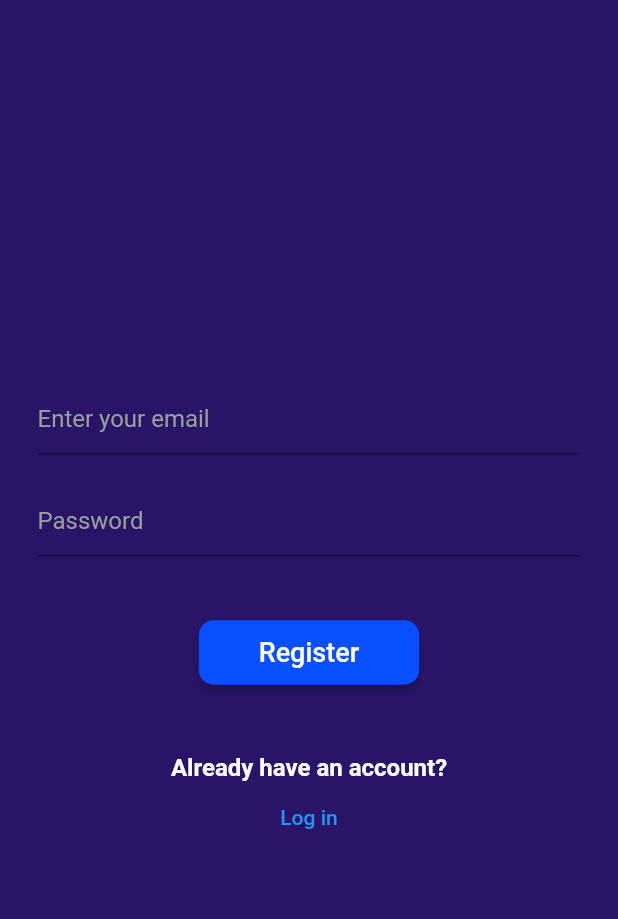
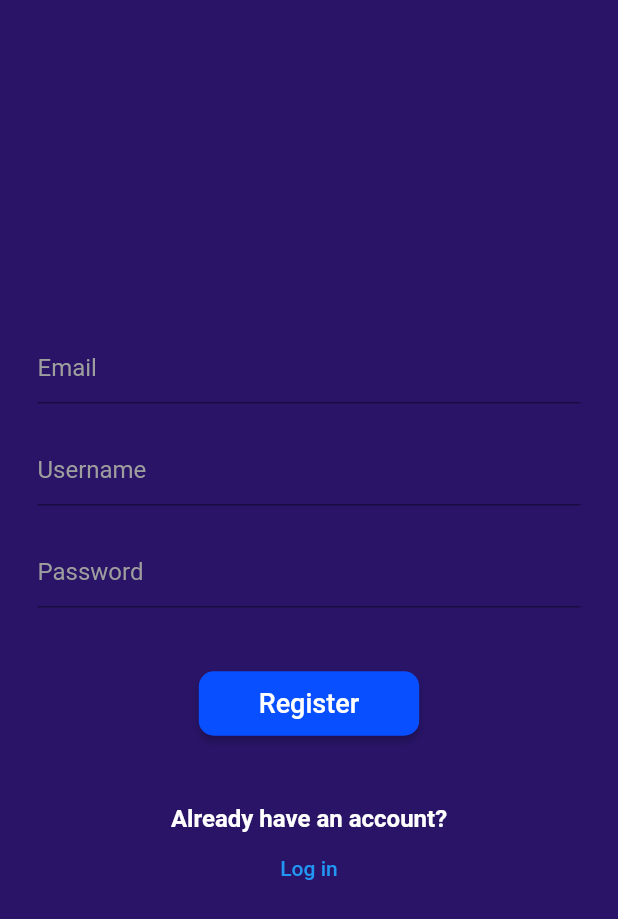
Before and after one commit to Khongchai/21-day-sleep-journey-challenge, a Flutter app: the screen it shows after launch, after a tap on "Create an account", on a phone screen of 412 x 824 dp. Shown: the top 919 px of the screen. Run offline on Flutter 3.47's test engine with Material 2 defaults, Android fonts, the phone set to English and light mode, and no system bars; our stand-ins replace firebase_auth, firebase_core; accounts and stored records are empty.

Commit message:
cleaned up some code, logout login finished

```diff
--- a/lib/global_state/authentication_state.dart
+++ b/lib/global_state/authentication_state.dart
@@ -1,12 +1,29 @@
+import 'package:firebase_auth/firebase_auth.dart';
+import 'package:firebase_core/firebase_core.dart';
 import 'package:flutter/cupertino.dart';
-import 'package:yawwn/pages/authentication/login_state_enum.dart';
+import 'package:yawwn/widgets/authentication/login_state_enum.dart';
 
 class AuthenticationState extends ChangeNotifier {
   AuthenticationState() {
-/*
     init();
-*/
   }
+
+  Future<void> init() async {
+    await Firebase.initializeApp();
+
+    FirebaseAuth.instance.userChanges().listen((user) {
+      if (user != null) {
+        _currentUser = user;
+        _loginState = ApplicationLoginState.loggedIn;
+      } else {
+        _loginState = ApplicationLoginState.showingLoginPage;
+      }
+      notifyListeners();
+    });
+  }
+
+  User? _currentUser;
+  User? get currentUser => _currentUser;
 
   ApplicationLoginState _loginState = ApplicationLoginState.showingLoginPage;
   ApplicationLoginState get loginState => _loginState;
@@ -20,4 +37,36 @@ class AuthenticationState extends ChangeNotifier {
     _loginState = ApplicationLoginState.showingLoginPage;
     notifyListeners();
   }
+
+  void registerAccount(String email, String username, String password,
+      void Function(FirebaseAuthException e) errorCallback) async {
+    try {
+      var credential = await FirebaseAuth.instance
+          .createUserWithEmailAndPassword(email: email, password: password);
+      await credential.user!.updateDisplayName(username);
+    } on FirebaseAuthException catch (e) {
+      errorCallback(e);
+    }
+  }
+
+  void signInWithEmailAndPassword(
+    String email,
+    String password,
+    void Function(FirebaseAuthException e) errorCallback,
+  ) async {
+    try {
+      await FirebaseAuth.instance.signInWithEmailAndPassword(
+        email: email,
+        password: password,
+      );
+    } on FirebaseAuthException catch (e) {
+      errorCallback(e);
+    }
+  }
+
+  void signOut(BuildContext context) {
+    FirebaseAuth.instance.signOut();
+    Navigator.pushNamedAndRemoveUntil(
+        context, "/", (Route<dynamic> route) => false);
+  }
 }
--- a/lib/main.dart
+++ b/lib/main.dart
@@ -4,6 +4,7 @@ import 'package:yawwn/pages/authentication/authentication.dart';
 import 'package:yawwn/pages/homepage.dart';
 import 'package:yawwn/pages/instructions.dart';
 import 'package:yawwn/pages/progress.dart';
+import 'package:yawwn/widgets/authentication/login_state_enum.dart';
 
 import 'global_state/authentication_state.dart';
 
@@ -44,15 +45,22 @@ class MyApp extends StatelessWidget {
             backgroundColor: const Color(0xFF291467)),
         initialRoute: Authentication.route,
         routes: {
-          MyHomePage.route: (context) => const MyHomePage(),
           Instructions.route: (context) => const Instructions(),
           Progress.route: (context) => const Progress(),
           Authentication.route: (context) => Consumer<AuthenticationState>(
-              builder: (context, authState, _) => Authentication(
-                    loginState: authState.loginState,
-                    startLogin: authState.startLogin,
-                    startRegister: authState.startRegister,
-                  ))
+              builder: (context, authState, _) =>
+                  authState.loginState != ApplicationLoginState.loggedIn
+                      ? Authentication(
+                          loginState: authState.loginState,
+                          startLogin: authState.startLogin,
+                          startRegister: authState.startRegister,
+                          registerAccount: authState.registerAccount,
+                          signInWithEmailAndPassword:
+                              authState.signInWithEmailAndPassword,
+                        )
+                      : MyHomePage(
+                          currentUser: authState.currentUser!,
+                        ))
         });
   }
 }
--- a/lib/pages/authentication/authentication.dart
+++ b/lib/pages/authentication/authentication.dart
@@ -1,9 +1,9 @@
 import "package:flutter/material.dart";
-import 'package:yawwn/pages/authentication/login_form.dart';
-import 'package:yawwn/pages/authentication/register_form.dart';
+import 'package:yawwn/widgets/authentication/login_form.dart';
+import 'package:yawwn/widgets/authentication/register_form.dart';
 import 'package:yawwn/widgets/stack_container.dart';
 
-import 'login_state_enum.dart';
+import '../../widgets/authentication/login_state_enum.dart';
 
 class Authentication extends StatelessWidget {
   static const route = "/";
@@ -11,11 +11,6 @@ class Authentication extends StatelessWidget {
   final ApplicationLoginState loginState;
   final VoidCallback startRegister;
   final VoidCallback startLogin;
-/*  final String? email;
-  final void Function(
-    String email,
-    void Function(Exception e) error,
-  ) verifyEmail;
   final void Function(
     String email,
     String password,
@@ -27,12 +22,13 @@ class Authentication extends StatelessWidget {
     String password,
     void Function(Exception e) error,
   ) registerAccount;
-  final void Function() signOut;*/
 
   Authentication({
     required this.loginState,
     required this.startRegister,
     required this.startLogin,
+    required this.signInWithEmailAndPassword,
+    required this.registerAccount,
   });
 
   @override
@@ -43,63 +39,22 @@ class Authentication extends StatelessWidget {
           body: StackContainer(
             children: [
               LogInForm(
-                startRegister: startRegister,
-              )
+                  startRegister: startRegister,
+                  signInWithEmailAndPassword: signInWithEmailAndPassword)
             ],
           ),
         );
       case ApplicationLoginState.showingRegisterPage:
         return Scaffold(
           body: StackContainer(
-            children: [RegisterForm(startLogin: startLogin)],
+            children: [
+              RegisterForm(
+                startLogin: startLogin,
+                registerAccount: registerAccount,
+              )
+            ],
           ),
         );
-
-      /* case ApplicationLoginState.emailAddress:
-        return EmailForm(
-            callback: (email) => verifyEmail(
-                email, (e) => _showErrorDialog(context, 'Invalid email', e)));
-      case ApplicationLoginState.password:
-        return PasswordForm(
-          email: email!,
-          login: (email, password) {
-            signInWithEmailAndPassword(email, password,
-                (e) => _showErrorDialog(context, 'Failed to sign in', e));
-          },
-        );
-      case ApplicationLoginState.register:
-        return RegisterForm(
-          email: email!,
-          cancel: () {
-            cancelRegistration();
-          },
-          registerAccount: (
-            email,
-            displayName,
-            password,
-          ) {
-            registerAccount(
-                email,
-                displayName,
-                password,
-                (e) =>
-                    _showErrorDialog(context, 'Failed to create account', e));
-          },
-        );
-      case ApplicationLoginState.loggedIn:
-        return Row(
-          children: [
-            Padding(
-              padding: const EdgeInsets.only(left: 24, bottom: 8),
-              child: StyledButton(
-                onPressed: () {
-                  signOut();
-                },
-                child: const Text('LOGOUT'),
-              ),
-            ),
-          ],
-        );*/
       default:
         return Row(
           children: const [
--- a/lib/pages/authentication/email_field.dart
+++ /dev/null
@@ -1,23 +0,0 @@
-import "package:flutter/material.dart";
-
-class EmailField extends StatelessWidget {
-  final TextEditingController controller;
-
-  const EmailField(this.controller, {Key? key}) : super(key: key);
-
-  @override
-  Widget build(BuildContext context) {
-    return TextFormField(
-        controller: controller,
-        style: const TextStyle(color: Colors.white),
-        decoration: const InputDecoration(
-            hintText: "Enter your email",
-            hintStyle: TextStyle(color: Colors.grey)),
-        validator: (value) {
-          if (value!.isEmpty) {
-            return "Enter your email address to continue";
-          }
-          return null;
-        });
-  }
-}
--- a/lib/pages/authentication/login_form.dart
+++ /dev/null
@@ -1,41 +0,0 @@
-import "package:flutter/material.dart";
-import 'package:yawwn/pages/authentication/password_field.dart';
-
-import 'email_field.dart';
-import 'form_button.dart';
-
-class LogInForm extends StatefulWidget {
-  final VoidCallback startRegister;
-
-  const LogInForm({required this.startRegister, Key? key}) : super(key: key);
-
-  @override
-  State<LogInForm> createState() => _LogInFormState();
-}
-
-class _LogInFormState extends State<LogInForm> {
-  final _formKey = GlobalKey<FormState>();
-  final _emailController = TextEditingController();
-  final _passwordController = TextEditingController();
-
-  @override
-  Widget build(BuildContext context) {
-    return SizedBox(
-      height: 1 / 0,
-      child: Form(
-          key: _formKey,
-          child: Column(mainAxisAlignment: MainAxisAlignment.center, children: [
-            EmailField(_emailController),
-            const SizedBox(height: 20),
-            PasswordField(_passwordController),
-            const SizedBox(height: 50),
-            FormButton("LOG IN", () => print("Login button clicked")),
-            const SizedBox(height: 50),
-            const Text("Don't have an account yet?"),
-            TextButton(
-                onPressed: widget.startRegister,
-                child: const Text("Create an account")),
-          ])),
-    );
-  }
-}
--- a/lib/pages/authentication/password_field.dart
+++ /dev/null
@@ -1,23 +0,0 @@
-import "package:flutter/material.dart";
-
-class PasswordField extends StatelessWidget {
-  final TextEditingController controller;
-
-  const PasswordField(this.controller, {Key? key}) : super(key: key);
-
-  @override
-  Widget build(BuildContext context) {
-    return TextFormField(
-        controller: controller,
-        style: const TextStyle(color: Colors.white),
-        obscureText: true,
-        decoration: const InputDecoration(
-            hintText: "Password", hintStyle: TextStyle(color: Colors.grey)),
-        validator: (value) {
-          if (value!.isEmpty) {
-            return "Enter your password to continue";
-          }
-          return null;
-        });
-  }
-}
--- a/lib/pages/authentication/register_form.dart
+++ /dev/null
@@ -1,40 +0,0 @@
-import "package:flutter/material.dart";
-import 'package:yawwn/pages/authentication/password_field.dart';
-
-import 'email_field.dart';
-import 'form_button.dart';
-
-class RegisterForm extends StatefulWidget {
-  final VoidCallback startLogin;
-
-  const RegisterForm({required this.startLogin, Key? key}) : super(key: key);
-
-  @override
-  State<RegisterForm> createState() => _RegisterFormState();
-}
-
-class _RegisterFormState extends State<RegisterForm> {
-  final _formKey = GlobalKey<FormState>();
-  final _emailController = TextEditingController();
-  final _passwordController = TextEditingController();
-
-  @override
-  Widget build(BuildContext context) {
-    return SizedBox(
-      height: 1 / 0,
-      child: Form(
-          key: _formKey,
-          child: Column(mainAxisAlignment: MainAxisAlignment.center, children: [
-            EmailField(_emailController),
-            const SizedBox(height: 20),
-            PasswordField(_passwordController),
-            const SizedBox(height: 40),
-            FormButton("Register", () => widget.startLogin()),
-            const SizedBox(height: 40),
-            const Text("Already have an account?"),
-            TextButton(
-                onPressed: widget.startLogin, child: const Text("Log in")),
-          ])),
-    );
-  }
-}
--- /dev/null
+++ b/lib/widgets/authentication/field.dart
@@ -0,0 +1,32 @@
+import "package:flutter/material.dart";
+
+class Field extends StatelessWidget {
+  final TextEditingController controller;
+  final String errorTextWhenEmpty;
+  final String hintText;
+  final bool? obscureText;
+
+  const Field(
+      {required this.controller,
+      required this.errorTextWhenEmpty,
+      required this.hintText,
+      this.obscureText,
+      Key? key})
+      : super(key: key);
+
+  @override
+  Widget build(BuildContext context) {
+    return TextFormField(
+        controller: controller,
+        obscureText: obscureText ?? false,
+        style: const TextStyle(color: Colors.white),
+        decoration: InputDecoration(
+            hintText: hintText, hintStyle: const TextStyle(color: Colors.grey)),
+        validator: (value) {
+          if (value!.isEmpty) {
+            return errorTextWhenEmpty;
+          }
+          return null;
+        });
+  }
+}
--- /dev/null
+++ b/lib/widgets/authentication/login_form.dart
@@ -0,0 +1,65 @@
+import "package:flutter/material.dart";
+import 'package:yawwn/utils/show_single_button_dialog.dart';
+
+import 'field.dart';
+import 'form_button.dart';
+
+class LogInForm extends StatefulWidget {
+  final VoidCallback startRegister;
+  final void Function(
+    String email,
+    String password,
+    void Function(Exception e) error,
+  ) signInWithEmailAndPassword;
+
+  const LogInForm(
+      {required this.signInWithEmailAndPassword,
+      required this.startRegister,
+      Key? key})
+      : super(key: key);
+
+  @override
+  State<LogInForm> createState() => _LogInFormState();
+}
+
+class _LogInFormState extends State<LogInForm> {
+  final _formKey = GlobalKey<FormState>();
+  final _emailController = TextEditingController();
+  final _passwordController = TextEditingController();
+
+  @override
+  Widget build(BuildContext context) {
+    return SizedBox(
+      height: 1 / 0,
+      child: Form(
+          key: _formKey,
+          child: Column(mainAxisAlignment: MainAxisAlignment.center, children: [
+            Field(
+              controller: _emailController,
+              errorTextWhenEmpty: "Email required",
+              hintText: "Email",
+            ),
+            const SizedBox(height: 20),
+            Field(
+              controller: _passwordController,
+              errorTextWhenEmpty: "Password required",
+              hintText: "Password",
+              obscureText: true,
+            ),
+            const SizedBox(height: 40),
+            FormButton(
+                "LOG IN",
+                () => widget.signInWithEmailAndPassword(
+                    _emailController.text,
+                    _passwordController.text,
+                    (e) =>
+                        showSingleButtonDialog(context, "sign in failed", e))),
+            const SizedBox(height: 50),
+            const Text("Don't have an account yet?"),
+            TextButton(
+                onPressed: widget.startRegister,
+                child: const Text("Create an account")),
+          ])),
+    );
+  }
+}
--- /dev/null
+++ b/lib/widgets/authentication/register_form.dart
@@ -0,0 +1,105 @@
+import "package:flutter/material.dart";
+
+import './form_button.dart';
+import 'field.dart';
+
+class RegisterForm extends StatefulWidget {
+  final VoidCallback startLogin;
+  final void Function(
+    String email,
+    String displayName,
+    String password,
+    void Function(Exception e) error,
+  ) registerAccount;
+
+  const RegisterForm(
+      {required this.startLogin, required this.registerAccount, Key? key})
+      : super(key: key);
+
+  @override
+  State<RegisterForm> createState() => _RegisterFormState();
+}
+
+class _RegisterFormState extends State<RegisterForm> {
+  final _formKey = GlobalKey<FormState>();
+  final _emailController = TextEditingController();
+  final _passwordController = TextEditingController();
+  final _usernameController = TextEditingController();
+
+  @override
+  Widget build(BuildContext context) {
+    return SizedBox(
+      height: 1 / 0,
+      child: Form(
+          key: _formKey,
+          child: Column(mainAxisAlignment: MainAxisAlignment.center, children: [
+            Field(
+              controller: _emailController,
+              errorTextWhenEmpty: "Email required",
+              hintText: "Email",
+            ),
+            const SizedBox(height: 20),
+            Field(
+              controller: _usernameController,
+              errorTextWhenEmpty: "Username required",
+              hintText: "Username",
+            ),
+            const SizedBox(height: 20),
+            Field(
+              controller: _passwordController,
+              errorTextWhenEmpty: "Password required",
+              hintText: "Password",
+              obscureText: true,
+            ),
+            const SizedBox(height: 40),
+            FormButton(
+                "Register",
+                () => widget.registerAccount(
+                    _emailController.text,
+                    _usernameController.text,
+                    _passwordController.text,
+                    (e) =>
+                        _showErrorDialog(context, "Registration failed", e))),
+            const SizedBox(height: 40),
+            const Text("Already have an account?"),
+            TextButton(
+                onPressed: widget.startLogin, child: const Text("Log in")),
+          ])),
+    );
+  }
+
+  void _showErrorDialog(BuildContext context, String title, Exception e) {
+    showDialog<void>(
+      context: context,
+      builder: (context) {
+        return AlertDialog(
+          title: Text(
+            title,
+            style: const TextStyle(fontSize: 24),
+          ),
+          content: SingleChildScrollView(
+            child: ListBody(
+              children: <Widget>[
+                Text(
+                  '${(e as dynamic).message}',
+                  style: const TextStyle(fontSize: 18),
+                ),
+              ],
+            ),
+          ),
+          actions: <Widget>[
+            OutlinedButton(
+              onPressed: () {
+                Navigator.of(context).pop();
+              },
+              child: const Text(
+                'OK',
+                style: TextStyle(color: Colors.deepPurple),
+              ),
+            ),
+          ],
+        );
+      },
+    );
+  }
+}
--- a/pubspec.yaml
+++ b/pubspec.yaml
@@ -35,6 +35,9 @@ dependencies:
   # Use with the CupertinoIcons class for iOS style icons.
   cupertino_icons: ^1.0.2
   provider: ^6.0.1
+  firebase_core: ^1.9.0
+  firebase_auth: ^3.1.5
+  cloud_firestore: ^3.0.0
 
 dev_dependencies:
   flutter_test:
```
Also changed, not shown: lib/pages/homepage.dart (+5 -3 lines), lib/pages/instructions.dart (+16 -8 lines), lib/utils/show_single_button_dialog.dart (added, +36 -0 lines), lib/utils/show_two_buttons_dialog.dart (added, +23 -0 lines), lib/widgets/welcome_text.dart (+11 -7 lines), lib/widgets/authentication/form_button.dart (renamed from lib/pages/authentication/form_button.dart), lib/widgets/authentication/login_state_enum.dart (renamed from lib/pages/authentication/login_state_enum.dart), pubspec.lock, 5 other files.
